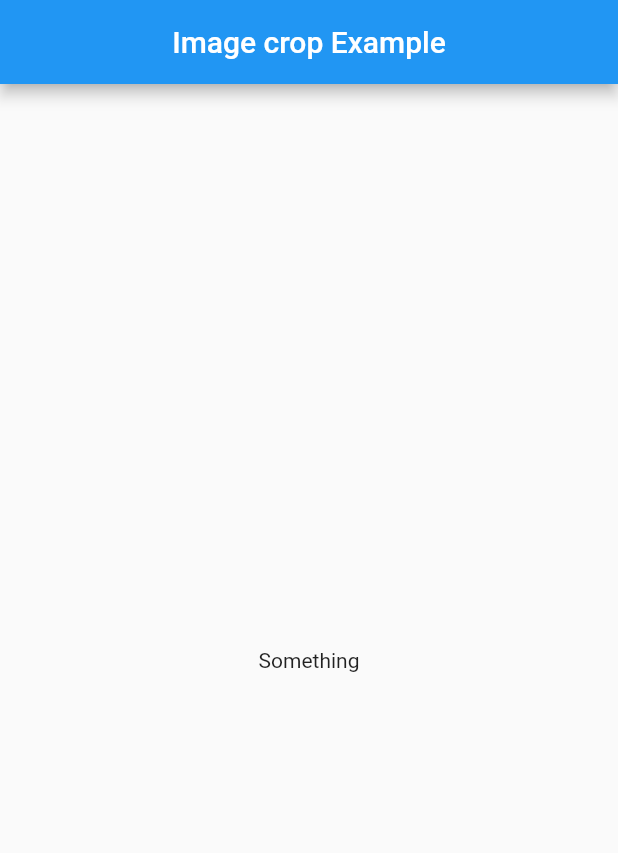
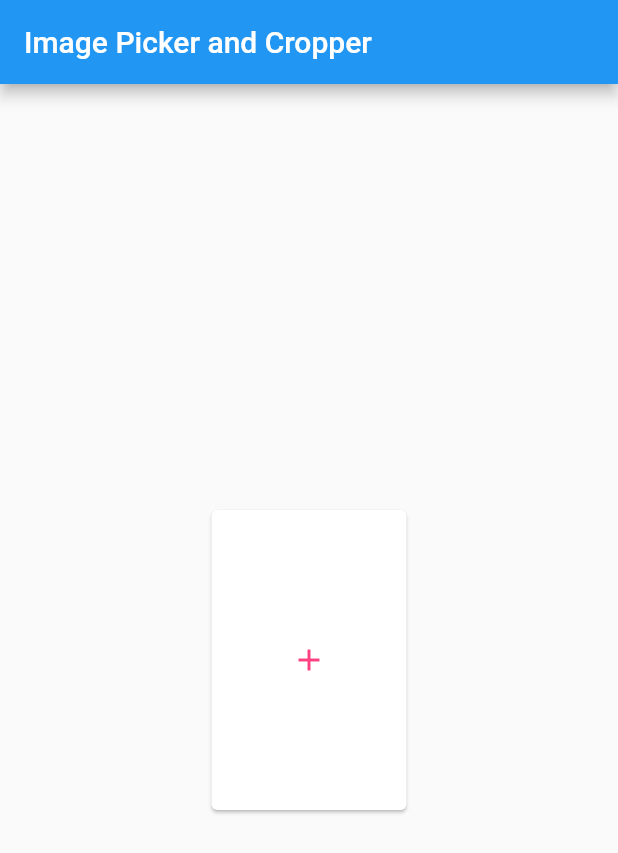
Before and after one commit to aditya234/flutter-image-crop-example, a Flutter app: the screen it shows after launch, on a phone screen of 412 x 824 dp. Shown: the top 853 px of the screen. Run offline on Flutter 3.47's test engine with Material 2 defaults, Android fonts, the phone set to English and light mode, and no system bars; our stand-ins replace image_cropper, image_picker.

Commit message:
feature : applied image_cropper plugin along with image_picker.

```diff
--- a/lib/home.dart
+++ b/lib/home.dart
@@ -1,16 +1,89 @@
+import 'dart:io';
+
 import 'package:flutter/material.dart';
+import 'package:flutter_image_crop/image_picker_handler.dart';
 
-class Home extends StatelessWidget {
+class Home extends StatefulWidget {
+  Home({Key key, this.title}) : super(key: key);
+  final String title;
+
+  @override
+  _HomeState createState() => _HomeState();
+}
+
+class _HomeState extends State<Home>
+    with TickerProviderStateMixin, ImagePickerListener {
+  File _image;
+  AnimationController _controller;
+  ImagePickerHandler imagePickerHandler;
+
+  @override
+  void initState() {
+    super.initState();
+    _controller = AnimationController(
+      vsync: this,
+      duration: const Duration(milliseconds: 500),
+    );
+    imagePickerHandler = ImagePickerHandler(this, _controller);
+    imagePickerHandler.init();
+  }
+
+  @override
+  void dispose() {
+    _controller.dispose();
+    super.dispose();
+  }
+
   @override
   Widget build(BuildContext context) {
     return Scaffold(
       appBar: AppBar(
-        title: Text('Image crop Example'),
-        centerTitle: true,
+        title: Text(
+          'Image Picker and Cropper',
+        ),
       ),
-      body: Center(
-        child: Text('Something'),
+      body: GestureDetector(
+        onTap: () {
+          imagePickerHandler.showDialog(context);
+        },
+        child: Center(
+          child: (_image == null)
+              ? Card(
+                  child: Container(
+                    height: 200,
+                    width: 130,
+                    child: Center(
+                      child: Icon(
+                        Icons.add,
+                        color: Colors.pinkAccent,
+                      ),
+                    ),
+                  ),
+                )
+              : ClipRRect(
+                  borderRadius: BorderRadius.all(Radius.circular(5)),
+                  child: Container(
+                    height: 200,
+                    width: 130,
+                    decoration: BoxDecoration(
+                      image: DecorationImage(
+                        image: ExactAssetImage(_image.path),
+                        fit: BoxFit.cover,
+                      ),
+                      border: Border.all(color: Colors.black54, width: 1.0),
+                    ),
+                  ),
+                ),
+        ),
       ),
     );
   }
+
+//
+  @override
+  userImage(File _image) {
+    setState(() {
+      this._image = _image;
+    });
+  }
 }
--- /dev/null
+++ b/lib/image_picker_handler.dart
@@ -0,0 +1,53 @@
+import 'dart:async';
+import 'dart:io';
+
+import 'package:flutter/material.dart';
+import 'package:flutter_image_crop/image_picker_dialog.dart';
+import 'package:image_cropper/image_cropper.dart';
+import 'package:image_picker/image_picker.dart';
+
+class ImagePickerHandler {
+  ImagePickerDialog imagePickerDialog;
+  AnimationController _controller;
+  ImagePickerListener _listener;
+
+  ImagePickerHandler(this._listener, this._controller);
+
+  openCamera() async {
+    imagePickerDialog.dismissDialog();
+    var image = await ImagePicker.pickImage(source: ImageSource.camera);
+    cropImage(image);
+  }
+
+  openGallery() async {
+    imagePickerDialog.dismissDialog();
+    var image = await ImagePicker.pickImage(source: ImageSource.gallery);
+    cropImage(image);
+  }
+
+  void init() {
+    imagePickerDialog = new ImagePickerDialog(this, _controller);
+    imagePickerDialog.initState();
+  }
+
+  Future cropImage(File image) async {
+    //Cropping image in size 1024x1024 since 1MB == 1024KB
+    //Just making a wild guess while cropping
+    File croppedFile = await ImageCropper.cropImage(
+      sourcePath: image.path,
+      ratioX: 1.0,
+      ratioY: 1.0,
+      maxWidth: 1024,
+      maxHeight: 1024,
+    );
+    _listener.userImage(croppedFile);
+  }
+
+  showDialog(BuildContext context) {
+    imagePickerDialog.getImage(context);
+  }
+}
+
+abstract class ImagePickerListener {
+  userImage(File _image);
+}
--- a/pubspec.yaml
+++ b/pubspec.yaml
@@ -23,6 +23,8 @@ dependencies:
   # The following adds the Cupertino Icons font to your application.
   # Use with the CupertinoIcons class for iOS style icons.
   cupertino_icons: ^0.1.2
+  image_picker:
+  image_cropper:
 
 dev_dependencies:
   flutter_test:
```
Also changed, not shown: lib/image_picker_dialog.dart (added, +139 -0 lines), pubspec.lock, 7 other files.
